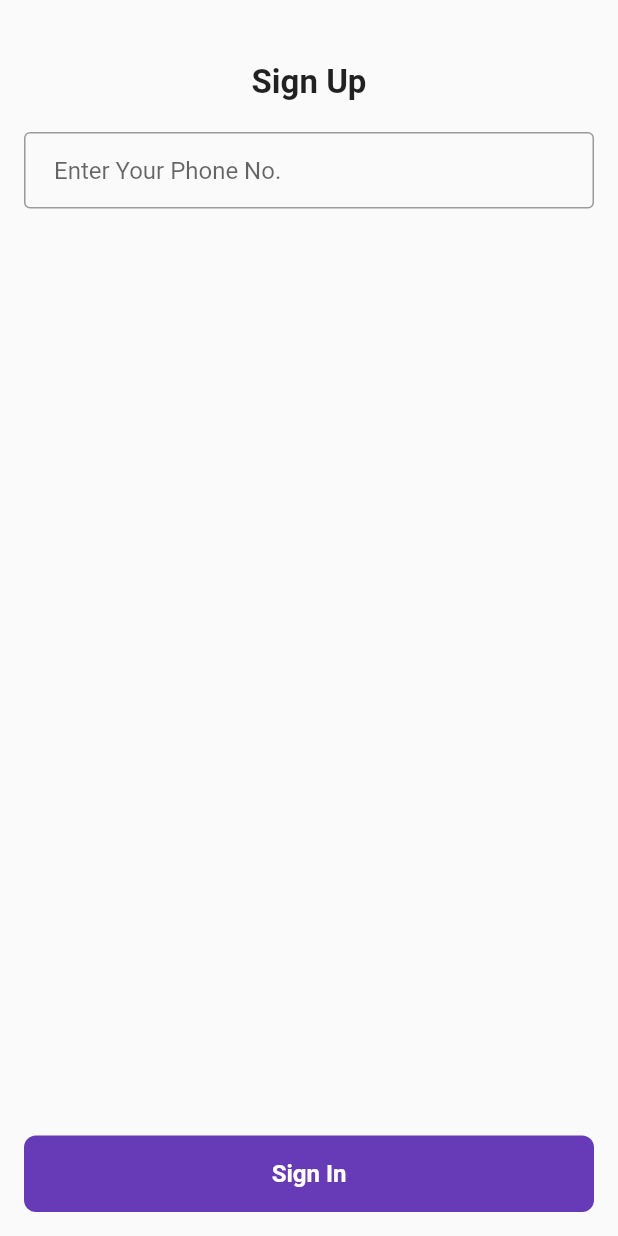
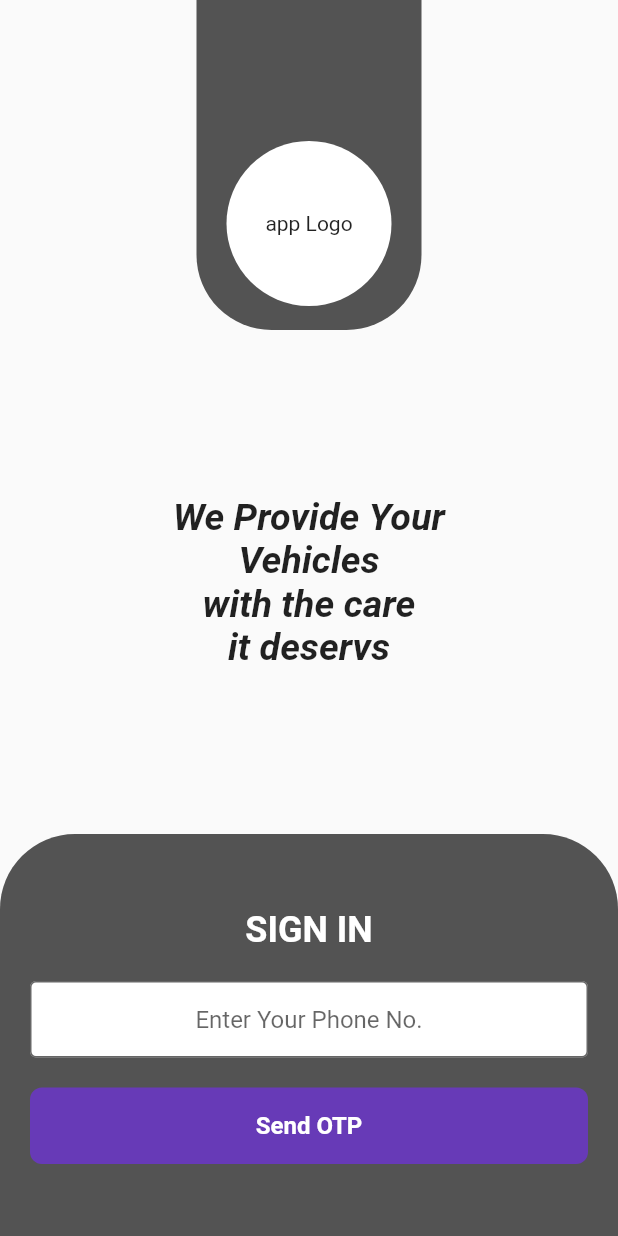
Before and after one commit to nandaydas/bike_service_app, a Flutter app: the screen it shows after launch, on a phone screen of 412 x 824 dp. Run offline on Flutter 3.47's test engine with Material 2 defaults, Android fonts, the phone set to English and light mode, and no system bars; our stand-ins replace cached_network_image, cloud_firestore, firebase_auth, firebase_core, flutter_easyloading, flutter_svg and 3 more; missing offline and left inert: paginate_firestore; accounts and stored records are empty.

Commit message:
otp and signin screen ui

```diff
--- a/lib/view/signin.dart
+++ b/lib/view/signin.dart
@@ -2,7 +2,6 @@ import 'package:bike_service_app/constants/color_const.dart';
 import 'package:flutter/material.dart';
 import 'package:get/get.dart';
 import 'package:firebase_core/firebase_core.dart';
-
 import '../controller/auth_controller.dart';
 
 class SignIn extends StatelessWidget {
@@ -12,31 +11,75 @@ class SignIn extends StatelessWidget {
   Widget build(BuildContext context) {
     AuthController ac = Get.find<AuthController>();
     return Scaffold(
-      body: Container(
-        margin: const EdgeInsets.only(
-          left: 16,
-          right: 16,
-          top: 42,
-          bottom: 16,
-        ),
-        child: Stack(
-          children: [
-            Align(
+      body: SingleChildScrollView(
         child: Column(
           children: [
-                  const Text(
-                    'Sign Up',
+            Container(
+                height: 220,
+                width: 150,
+                decoration: BoxDecoration(
+                    color: Color.fromARGB(170, 0, 0, 0),
+                    borderRadius: BorderRadius.only(
+                      bottomLeft: Radius.circular(50),
+                      bottomRight: Radius.circular(50),
+                    )),
+                child: Column(
+                  mainAxisAlignment: MainAxisAlignment.end,
+                  children: [
+                    Container(
+                      margin: EdgeInsets.all(16),
+                      height: 110,
+                      width: 110,
+                      decoration: BoxDecoration(
+                          color: Colors.white,
+                          borderRadius: BorderRadius.all(Radius.circular(100))),
+                      child: Center(child: Text('app Logo')),
+                    ),
+                  ],
+                )),
+            SizedBox(height: 110),
+            Container(
+              child: Text(
+                'We Provide Your\nVehicles\nwith the care\nit deservs',
+                textAlign: TextAlign.center,
                 style: TextStyle(
+                    fontSize: 25,
                     fontWeight: FontWeight.bold,
-                      fontSize: 22,
+                    fontStyle: FontStyle.italic),
               ),
             ),
-                  const SizedBox(height: 20),
-                  TextField(
+            SizedBox(height: 110),
+            Container(
+                width: double.infinity,
+                decoration: BoxDecoration(
+                    color: Color.fromARGB(170, 0, 0, 0),
+                    borderRadius: BorderRadius.only(
+                      topLeft: Radius.circular(50),
+                      topRight: Radius.circular(50),
+                    )),
+                child: Column(
+                  mainAxisAlignment: MainAxisAlignment.end,
+                  children: [
+                    SizedBox(height: 50),
+                    Text(
+                      'SIGN IN',
+                      style: TextStyle(
+                        color: Colors.white,
+                        fontWeight: FontWeight.bold,
+                        fontSize: 24,
+                      ),
+                    ),
+                    SizedBox(height: 20),
+                    Container(
+                      margin: EdgeInsets.symmetric(horizontal: 20),
+                      child: TextField(
+                        textAlign: TextAlign.center,
                         focusNode: ac.focus,
                         controller: ac.phoneNumberController,
-                    keyboardType: TextInputType.number,
+                        keyboardType: TextInputType.phone,
                         decoration: const InputDecoration(
+                          filled: true,
+                          fillColor: Colors.white,
                           hintText: 'Enter Your Phone No.',
                           border: OutlineInputBorder(),
                           contentPadding: EdgeInsets.only(
@@ -46,12 +89,11 @@ class SignIn extends StatelessWidget {
                             bottom: 16,
                           ),
                         ),
-                  )
-                ],
                       ),
                     ),
-            Align(
-              alignment: Alignment.bottomCenter,
+                    const SizedBox(height: 20),
+                    Container(
+                      margin: EdgeInsets.symmetric(horizontal: 20),
                       child: InkWell(
                         onTap: ac.signup,
                         child: Container(
@@ -64,7 +106,7 @@ class SignIn extends StatelessWidget {
                             mainAxisAlignment: MainAxisAlignment.center,
                             children: const [
                               Text(
-                        'Sign In',
+                                'Send OTP',
                                 style: TextStyle(
                                   fontSize: 16,
                                   fontWeight: FontWeight.bold,
@@ -75,7 +117,10 @@ class SignIn extends StatelessWidget {
                           ),
                         ),
                       ),
-            )
+                    ),
+                    const SizedBox(height: 70),
+                  ],
+                )),
           ],
         ),
       ),
--- a/pubspec.yaml
+++ b/pubspec.yaml
@@ -46,6 +46,7 @@ dependencies:
   sms_autofill: ^2.2.0
   paginate_firestore: ^1.0.3+1
   url_launcher: ^6.1.5
+  flutter_svg: ^1.1.1+1
 
 dev_dependencies:
   flutter_test:
@@ -70,9 +71,8 @@ flutter:
   uses-material-design: true
 
   # To add assets to your application, add an assets section, like this:
-  # assets:
-  #   - images/a_dot_burr.jpeg
-  #   - images/a_dot_ham.jpeg
+  assets:
+    - assets/message_sent.svg
 
   # An image asset can refer to one or more resolution-specific "variants", see
   # https://flutter.dev/assets-and-images/#resolution-aware
```
Also changed, not shown: lib/view/history_page.dart (+0 -10 lines), lib/view/otp.dart (+54 -26 lines), assets/message_sent.svg (added), pubspec.lock. Lines whose indentation alone changed are shown as unchanged.
